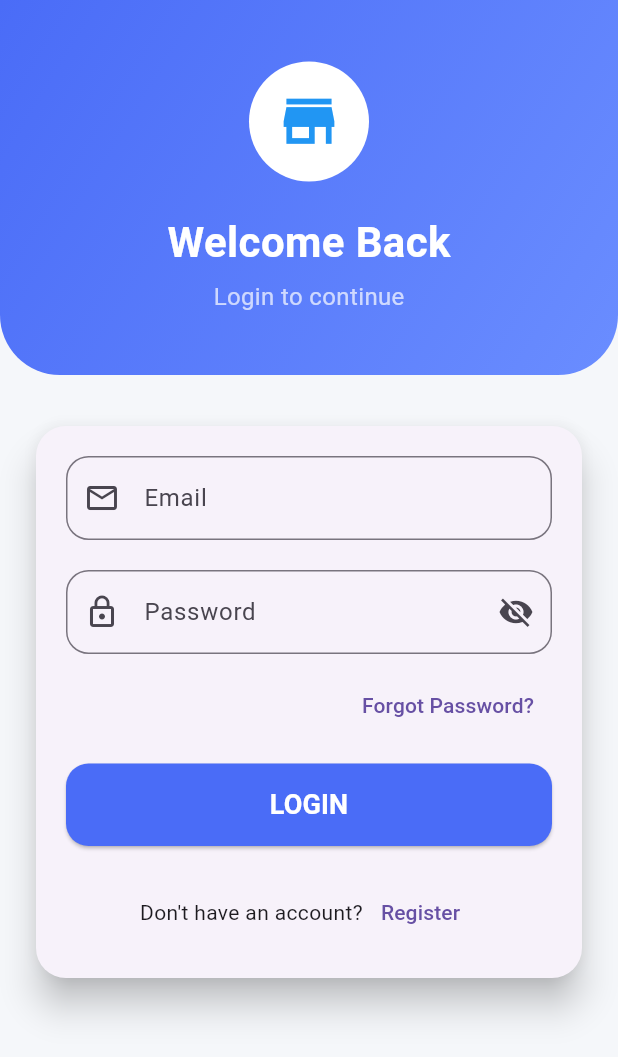
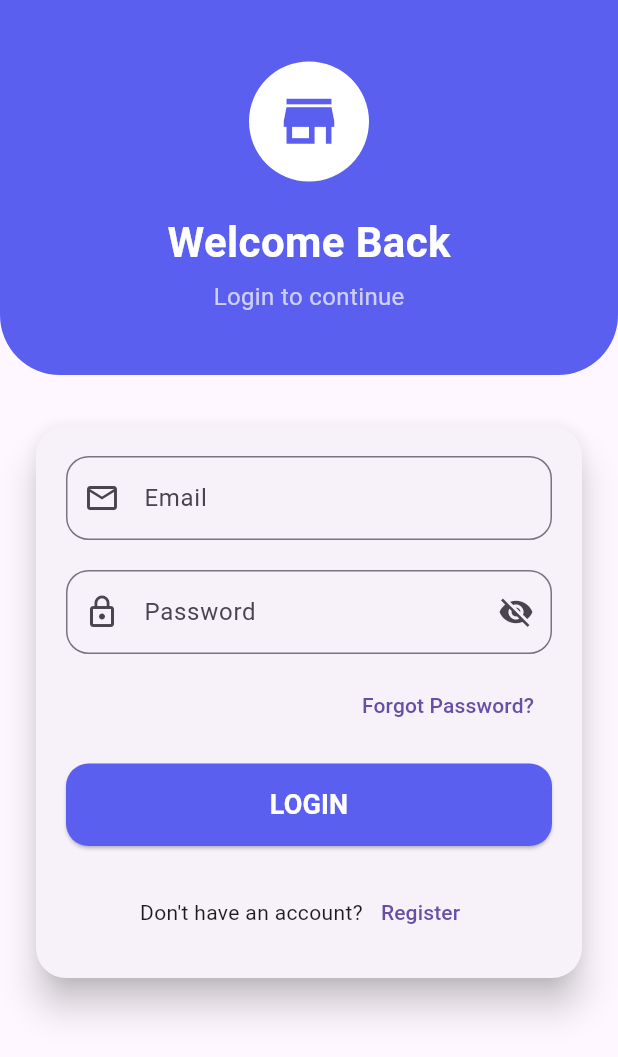
Before and after one commit to KhushbooCoder/team_project_app, a Flutter app: the screen it shows after launch, on a phone screen of 412 x 824 dp. Shown: the top 1057 px of the screen. Run offline on Flutter 3.47's test engine with Material 3 defaults, Android fonts, the phone set to English and light mode, and no system bars.

```diff
--- a/lib/login_screen.dart
+++ b/lib/login_screen.dart
@@ -16,7 +16,7 @@ class _LoginScreenState extends State<LoginScreen> {
   @override
   Widget build(BuildContext context) {
     return Scaffold(
-      backgroundColor: Color(0xffF5F7FA),
+
       body: SafeArea(
         child: SingleChildScrollView(
           child: Column(
@@ -28,8 +28,8 @@ class _LoginScreenState extends State<LoginScreen> {
                 decoration: BoxDecoration(
                   gradient: LinearGradient(
                     colors: [
-                      Color(0xff4A6CF7),
-                      Color(0xff6A8DFF),
+                      Color( 0xff5B5FEF),
+                      Color( 0xff5B5FEF),
                     ],
                     begin: Alignment.topLeft,
                     end: Alignment.bottomRight,
@@ -48,7 +48,8 @@ class _LoginScreenState extends State<LoginScreen> {
                       child: Icon(
                         Icons.store,
                         size: 45,
-                        color: Colors.blue,
+
+                        color: Color( 0xff5B5FEF),
                       ),
                     ),
                     SizedBox(height: 20),
@@ -142,7 +143,7 @@ class _LoginScreenState extends State<LoginScreen> {
                           height: 55,
                           child: ElevatedButton(
                             style: ElevatedButton.styleFrom(
-                              backgroundColor: Color(0xff4A6CF7),
+                              backgroundColor: Color( 0xff5B5FEF),
                               shape: RoundedRectangleBorder(
                                 borderRadius: BorderRadius.circular(15),
                               ),
--- a/lib/main.dart
+++ b/lib/main.dart
@@ -1,5 +1,7 @@
 import 'package:flutter/material.dart';
 import 'package:team_project_app/login_screen.dart';
+import 'package:team_project_app/register_screen.dart';
+import 'package:team_project_app/splass_screen.dart';
 
 void main() {
   runApp(const MyApp());
@@ -10,7 +12,7 @@ class MyApp extends StatelessWidget {
 
   @override
   Widget build(BuildContext context) {
-    return const MaterialApp(
+    return MaterialApp(
       debugShowCheckedModeBanner: false,
       home: LoginScreen(),
     );
```
